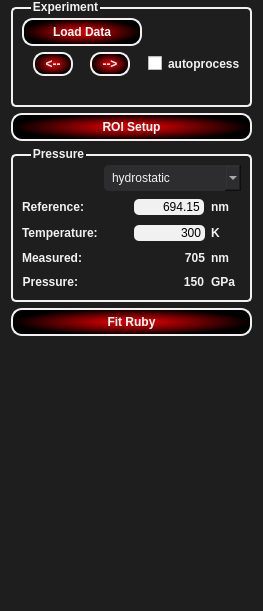
Above: T-Rax/UIFiles/T_Rax_RubyControl.ui from CPrescher/T-rax before the change. Below: the same form after it.
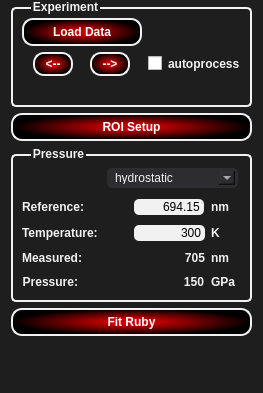
That is the form after the change.

What changed in the file:
```diff
--- a/T-Rax/UIFiles/T_Rax_RubyControl.ui
+++ b/T-Rax/UIFiles/T_Rax_RubyControl.ui
@@ -7,7 +7,7 @@
     <x>0</x>
     <y>0</y>
     <width>263</width>
-    <height>611</height>
+    <height>393</height>
    </rect>
   </property>
   <property name="maximumSize">
@@ -46,12 +46,8 @@
 	padding: 4px;
 	padding-left: 8px;
 	text-align: right;
+	margin:3px;
 }
-QComboBox:on { /* shift the text when the popup opens */
-     padding-top: 3px;
-     padding-left: 4px;
- }   
-
 
  QLineEdit{  
      border-radius: 5px;  
```
